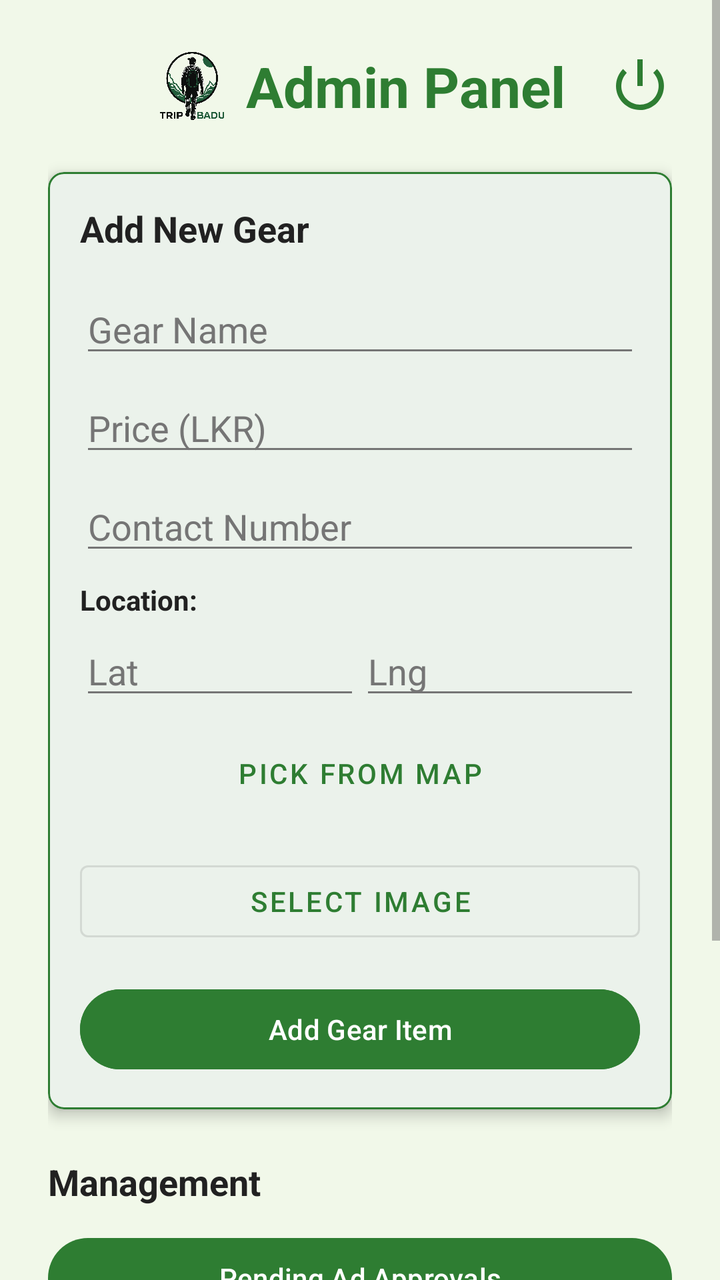
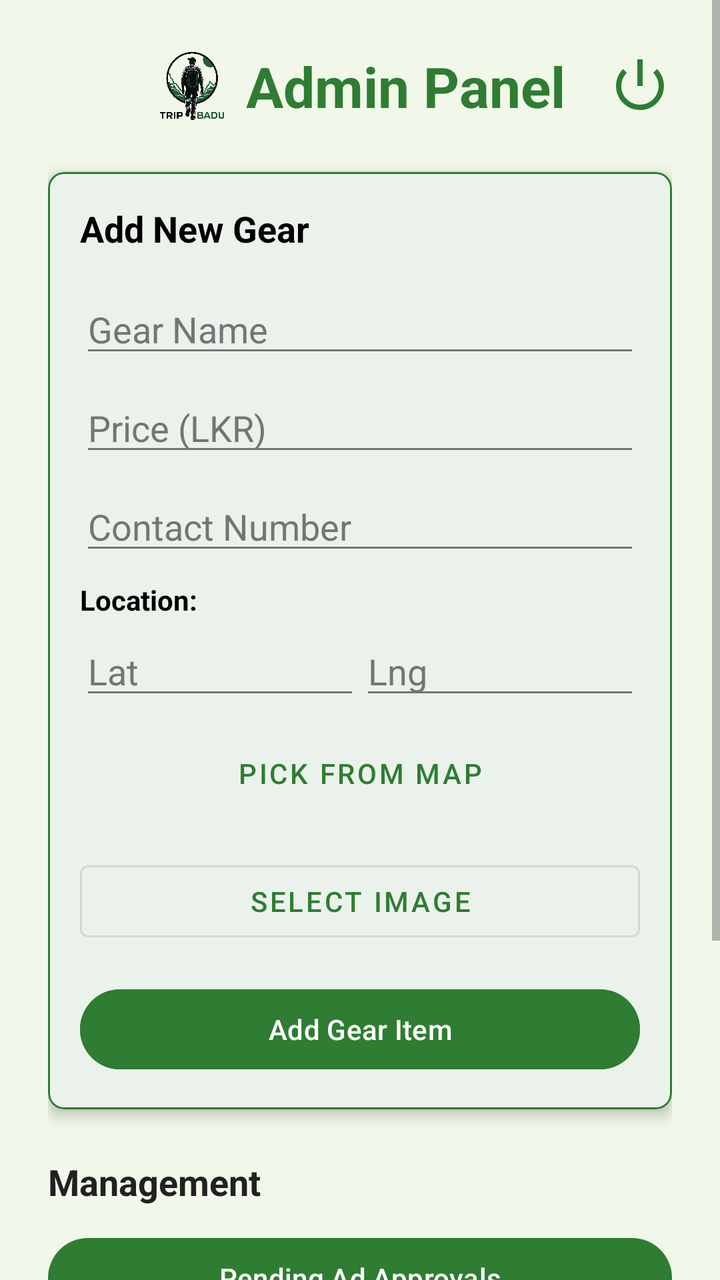

Before-and-after screenshots of an Android layout around one commit, followed by the original layout XML and the change that was made.
<!-- AndroidManifest.xml: application theme Theme.TripBadu -->
<!-- res/layout/activity_admin.xml -->
<?xml version="1.0" encoding="utf-8"?>
<ScrollView xmlns:android="http://schemas.android.com/apk/res/android"
    xmlns:app="http://schemas.android.com/apk/res-auto"
    android:layout_width="match_parent"
    android:layout_height="match_parent"
    android:background="@color/background">

    <LinearLayout
        android:layout_width="match_parent"
        android:layout_height="wrap_content"
        android:orientation="vertical"
        android:padding="24dp"
        android:gravity="center_horizontal">

        <RelativeLayout
            android:layout_width="match_parent"
            android:layout_height="wrap_content"
            android:layout_marginBottom="24dp">

            <LinearLayout
                android:layout_width="wrap_content"
                android:layout_height="wrap_content"
                android:orientation="horizontal"
                android:gravity="center_vertical"
                android:layout_centerHorizontal="true">

                <ImageView
                    android:layout_width="38dp"
                    android:layout_height="38dp"
                    android:src="@drawable/logo"
                    android:contentDescription="Trip Badu Logo"
                    android:layout_marginEnd="8dp"/>

                <TextView
                    android:id="@+id/tvAdminTitle"
                    android:layout_width="wrap_content"
                    android:layout_height="wrap_content"
                    android:text="Admin Panel"
                    android:textSize="28sp"
                    android:textStyle="bold"
                    android:textColor="@color/primary" />
            </LinearLayout>

            <ImageView
                android:id="@+id/ivAdminLogout"
                android:layout_width="32dp"
                android:layout_height="32dp"
                android:src="@android:drawable/ic_lock_power_off"
                android:contentDescription="Logout"
                android:layout_alignParentEnd="true"
                android:layout_centerVertical="true"
                app:tint="@color/primary"
                android:clickable="true"
                android:focusable="true"
                android:background="?attr/selectableItemBackgroundBorderless"/>
        </RelativeLayout>

        
        <com.google.android.material.card.MaterialCardView
            android:layout_width="match_parent"
            android:layout_height="wrap_content"
            app:cardCornerRadius="8dp"
            app:cardElevation="4dp"
            android:layout_marginBottom="24dp"
            app:strokeColor="@color/primary"
            app:strokeWidth="1dp">

            <LinearLayout
                android:layout_width="match_parent"
                android:layout_height="wrap_content"
                android:orientation="vertical"
                android:padding="16dp">

                <TextView
                    android:id="@+id/tvFormTitle"
                    android:layout_width="wrap_content"
                    android:layout_height="wrap_content"
                    android:text="Add New Gear"
                    android:textSize="18sp"
                    android:textStyle="bold"
                    android:layout_marginBottom="16dp"/>

                <EditText
                    android:id="@+id/etGearName"
                    android:layout_width="match_parent"
                    android:layout_height="wrap_content"
                    android:hint="Gear Name"
                    android:layout_marginBottom="8dp" />

                <EditText
                    android:id="@+id/etGearPrice"
                    android:layout_width="match_parent"
                    android:layout_height="wrap_content"
                    android:hint="Price (LKR)"
                    android:inputType="numberDecimal"
                    android:layout_marginBottom="8dp" />

                <EditText
                    android:id="@+id/etGearContact"
                    android:layout_width="match_parent"
                    android:layout_height="wrap_content"
                    android:hint="Contact Number"
                    android:inputType="phone"
                    android:layout_marginBottom="8dp" />

                <TextView
                    android:layout_width="wrap_content"
                    android:layout_height="wrap_content"
                    android:text="Location:"
                    android:textStyle="bold"
                    android:layout_marginBottom="4dp"/>

                <LinearLayout
                    android:layout_width="match_parent"
                    android:layout_height="wrap_content"
                    android:orientation="horizontal"
                    android:layout_marginBottom="8dp">

                    <EditText
                        android:id="@+id/etGearLat"
                        android:layout_width="0dp"
                        android:layout_height="wrap_content"
                        android:layout_weight="1"
                        android:hint="Lat"
                        android:inputType="numberSigned|numberDecimal"/>

                    <EditText
                        android:id="@+id/etGearLng"
                        android:layout_width="0dp"
                        android:layout_height="wrap_content"
                        android:layout_weight="1"
                        android:hint="Lng"
                        android:inputType="numberSigned|numberDecimal"/>
                </LinearLayout>

                <Button
                    android:id="@+id/btnPickLocation"
                    style="@style/Widget.MaterialComponents.Button.TextButton"
                    android:layout_width="match_parent"
                    android:layout_height="wrap_content"
                    android:text="Pick from Map"
                    android:layout_marginBottom="16dp"/>

                <ImageView
                    android:id="@+id/ivGearPreview"
                    android:layout_width="match_parent"
                    android:layout_height="150dp"
                    android:scaleType="centerCrop"
                    android:background="#EEEEEE"
                    android:layout_marginBottom="8dp"
                    android:visibility="gone"
                    android:contentDescription="Gear Preview"/>

                <Button
                    android:id="@+id/btnSelectImage"
                    style="@style/Widget.MaterialComponents.Button.OutlinedButton"
                    android:layout_width="match_parent"
                    android:layout_height="wrap_content"
                    android:text="Select Image"
                    android:layout_marginBottom="16dp" />

                <LinearLayout
                    android:layout_width="match_parent"
                    android:layout_height="wrap_content"
                    android:orientation="horizontal">

                    <Button
                        android:id="@+id/btnCancelEdit"
                        style="@style/Widget.MaterialComponents.Button.TextButton"
                        android:layout_width="0dp"
                        android:layout_height="wrap_content"
                        android:layout_weight="1"
                        android:text="Cancel"
                        android:visibility="gone"
                        android:layout_marginEnd="8dp"/>

                    <Button
                        android:id="@+id/btnAddGear"
                        android:layout_width="0dp"
                        android:layout_height="wrap_content"
                        android:layout_weight="2"
                        android:text="Add Gear Item"
                        android:backgroundTint="@color/primary" />
                </LinearLayout>

            </LinearLayout>
        </com.google.android.material.card.MaterialCardView>

        
        <TextView
            android:layout_width="wrap_content"
            android:layout_height="wrap_content"
            android:text="Management"
            android:textSize="18sp"
            android:textStyle="bold"
            android:layout_marginBottom="12dp"
            android:layout_gravity="start"/>

        <Button
            android:id="@+id/btnAdApproval"
            android:layout_width="match_parent"
            android:layout_height="wrap_content"
            android:text="Pending Ad Approvals"
            android:layout_marginBottom="8dp" />

        <Button
            android:id="@+id/btnManageMembers"
            android:layout_width="match_parent"
            android:layout_height="wrap_content"
            android:text="Manage Members"
            android:layout_marginBottom="16dp" />

        <Button
            android:id="@+id/btnEditExisting"
            android:layout_width="match_parent"
            android:layout_height="wrap_content"
            android:text="Edit Approved Ads"
            android:layout_marginBottom="16dp"
            style="@style/Widget.MaterialComponents.Button.OutlinedButton"/>

        <Button
            android:id="@+id/btnViewMain"
            style="@style/Widget.MaterialComponents.Button.TextButton"
            android:layout_width="match_parent"
            android:layout_height="wrap_content"
            android:text="Go to Main App" />

    </LinearLayout>
</ScrollView>
<!-- resources referenced by this layout -->
<resources>
  <color name="background">#F1F8E9</color>
  <color name="primary">#2E7D32</color>
  <!-- drawable logo: png bitmap (drawable, 107286 bytes) -->
  <style name="Theme.TripBadu" parent="Base.Theme.TripBadu" />
  <style name="Base.Theme.TripBadu" parent="Theme.Material3.DayNight.NoActionBar">
          
          <item name="colorPrimary">@color/primary</item>
          <item name="colorPrimaryVariant">@color/primary_variant</item>
          <item name="colorOnPrimary">@color/on_primary</item>
          <item name="colorSecondary">@color/secondary</item>
          <item name="colorSecondaryVariant">@color/secondary_variant</item>
          <item name="colorOnSecondary">@color/on_secondary</item>
          <item name="android:windowBackground">@color/background</item>
  
          
          <item name="colorSurface">@color/surface</item>
          <item name="colorOnSurface">@color/text_primary</item>
          <item name="colorOnSurfaceVariant">@color/text_secondary</item>
          <item name="colorOutline">@color/text_secondary</item>
  
          
          <item name="android:textColorPrimary">@color/text_primary</item>
          <item name="android:textColorSecondary">@color/text_secondary</item>
          <item name="android:textColor">@color/text_primary</item>
          <item name="android:editTextColor">@color/text_primary</item>
          <item name="android:textColorHint">@color/text_secondary</item>
      </style>
  <color name="primary_variant">#1B5E20</color>
  <color name="on_primary">#FFFFFF</color>
  <color name="secondary">#81C784</color>
  <color name="secondary_variant">#4CAF50</color>
  <color name="on_secondary">#000000</color>
  <color name="surface">#FFFFFF</color>
  <color name="text_primary">#212121</color>
  <color name="text_secondary">#757575</color>
</resources>

<!-- the commit's change to res/layout/activity_admin.xml (unified diff, before → after) -->
@@ -75,40 +75,45 @@
                     android:id="@+id/tvFormTitle"
                     android:layout_width="wrap_content"
                     android:layout_height="wrap_content"
+                    android:layout_marginBottom="16dp"
                     android:text="Add New Gear"
+                    android:textColor="#000000"
                     android:textSize="18sp"
-                    android:textStyle="bold"
-                    android:layout_marginBottom="16dp"/>
+                    android:textStyle="bold" />
 
                 <EditText
                     android:id="@+id/etGearName"
                     android:layout_width="match_parent"
                     android:layout_height="wrap_content"
+                    android:layout_marginBottom="8dp"
                     android:hint="Gear Name"
-                    android:layout_marginBottom="8dp" />
+                    android:textColor="#214022" />
 
                 <EditText
                     android:id="@+id/etGearPrice"
                     android:layout_width="match_parent"
                     android:layout_height="wrap_content"
+                    android:layout_marginBottom="8dp"
                     android:hint="Price (LKR)"
                     android:inputType="numberDecimal"
-                    android:layout_marginBottom="8dp" />
+                    android:textColor="#234324" />
 
                 <EditText
                     android:id="@+id/etGearContact"
                     android:layout_width="match_parent"
                     android:layout_height="wrap_content"
+                    android:layout_marginBottom="8dp"
                     android:hint="Contact Number"
                     android:inputType="phone"
-                    android:layout_marginBottom="8dp" />
+                    android:textColor="#224223" />
 
                 <TextView
                     android:layout_width="wrap_content"
                     android:layout_height="wrap_content"
+                    android:layout_marginBottom="4dp"
                     android:text="Location:"
-                    android:textStyle="bold"
-                    android:layout_marginBottom="4dp"/>
+                    android:textColor="#000000"
+                    android:textStyle="bold" />
 
                 <LinearLayout
                     android:layout_width="match_parent"
@@ -122,7 +127,8 @@
                         android:layout_height="wrap_content"
                         android:layout_weight="1"
                         android:hint="Lat"
-                        android:inputType="numberSigned|numberDecimal"/>
+                        android:inputType="numberSigned|numberDecimal"
+                        android:textColor="#214022" />
 
                     <EditText
                         android:id="@+id/etGearLng"
@@ -130,7 +136,8 @@
                         android:layout_height="wrap_content"
                         android:layout_weight="1"
                         android:hint="Lng"
-                        android:inputType="numberSigned|numberDecimal"/>
+                        android:inputType="numberSigned|numberDecimal"
+                        android:textColor="#234324" />
                 </LinearLayout>
 
                 <Button
